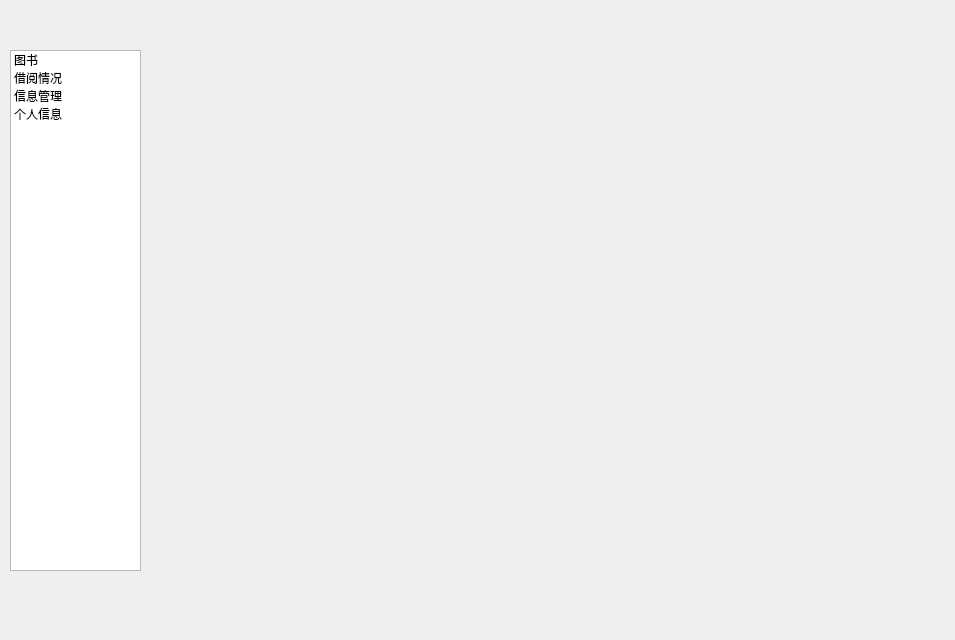
Qt form qt try/ui_outline/administermainwindow.ui (GhostofAdam/LibraryManagement) before a commit.
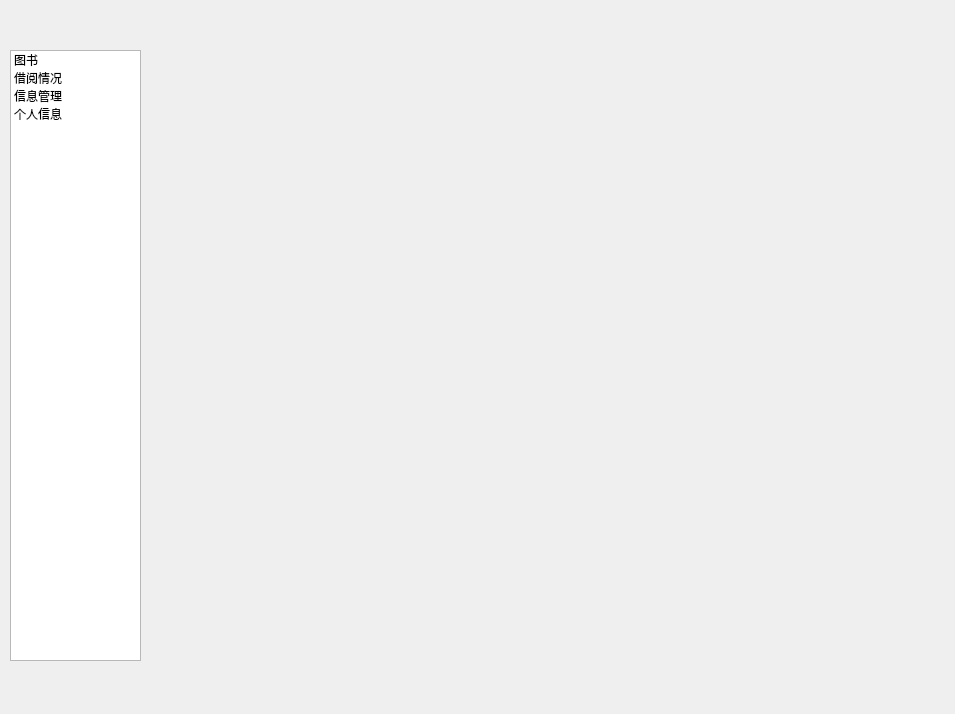
The same form after that commit.

What changed in the file:
```diff
--- a/qt try/ui_outline/administermainwindow.ui
+++ b/qt try/ui_outline/administermainwindow.ui
@@ -7,7 +7,7 @@
     <x>0</x>
     <y>0</y>
     <width>955</width>
-    <height>640</height>
+    <height>714</height>
    </rect>
   </property>
   <property name="windowTitle">
@@ -19,7 +19,7 @@
      <x>200</x>
      <y>50</y>
      <width>741</width>
-     <height>571</height>
+     <height>621</height>
     </rect>
    </property>
    <property name="currentIndex">
@@ -33,7 +33,7 @@
      <x>10</x>
      <y>50</y>
      <width>131</width>
-     <height>521</height>
+     <height>611</height>
     </rect>
    </property>
    <item>
```
